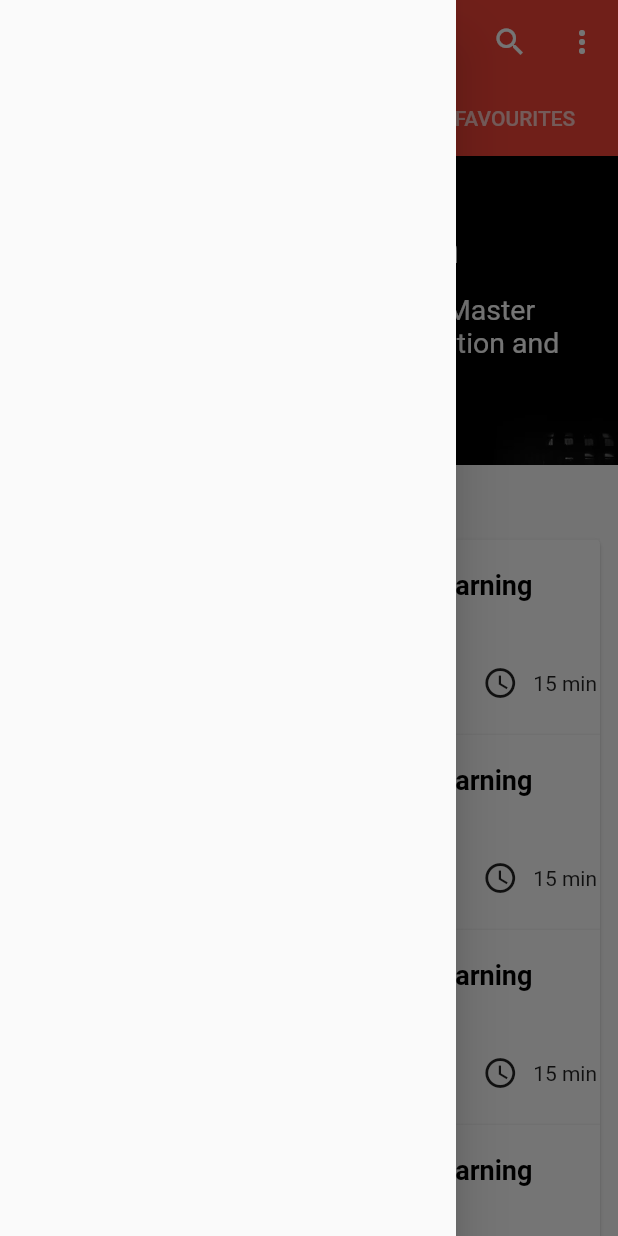
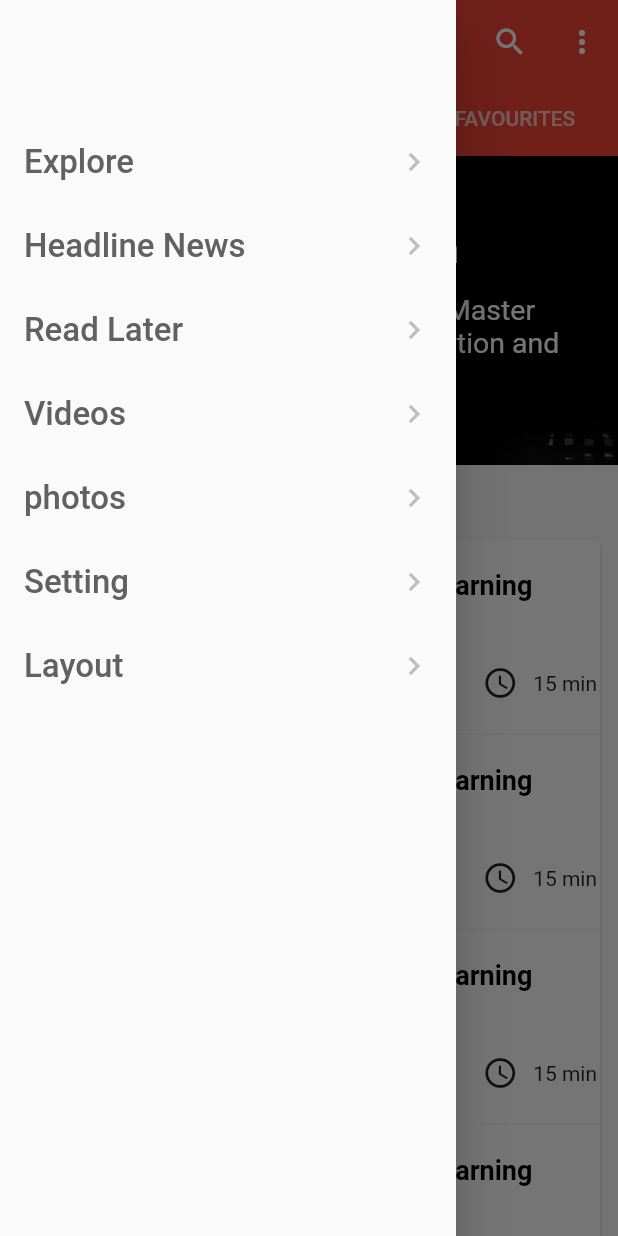
Before and after one commit to smailiAbdelkarim/newsApplication, a Flutter app: the HomeScreen screen opened directly, with the side drawer open, on a phone screen of 412 x 824 dp. Run offline on Flutter 3.47's test engine with Material 2 defaults, Android fonts, the phone set to English and light mode, and no system bars; our stand-ins replace shared_preferences; missing offline and left inert: page_view_indicator; accounts and stored records are empty.

Commit message:
add titles in the navigationDrawer using LisTiles

```diff
--- a/lib/shared_ui/navigation_drawer.dart
+++ b/lib/shared_ui/navigation_drawer.dart
@@ -6,10 +6,37 @@ class NavigationDrawer extends StatefulWidget {
 }
 
 class _NavigationDrawerState extends State<NavigationDrawer> {
+  List<String> drawerTitles = [
+    "Explore",
+    "Headline News",
+    "Read Later",
+    "Videos",
+    "photos",
+    "Setting",
+    "Layout"
+
+
+  ];
   @override
   Widget build(BuildContext context) {
     return Drawer(
+        child: Padding(
+          padding: EdgeInsets.only(top:80),
+          child: ListView.builder(
+               itemCount: 7,
+              itemBuilder: (context,index){
+                 return ListTile(
+                   onTap: (){},
+                   trailing: Icon(Icons.chevron_right,color: Colors.grey.shade400,),
+                 title: Text(drawerTitles[index],style: TextStyle(
+                   fontSize: 22,
+                   color: Colors.grey.shade700,
+                 ),),
 
+                 );
+              },
+          ),
+        ),
     );
   }
 }
```
